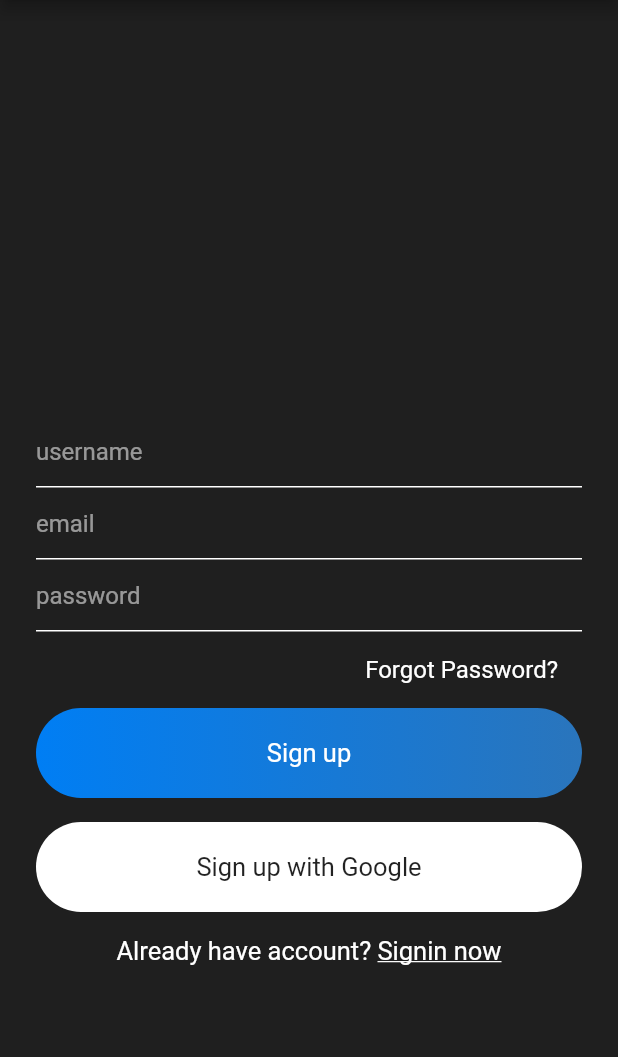
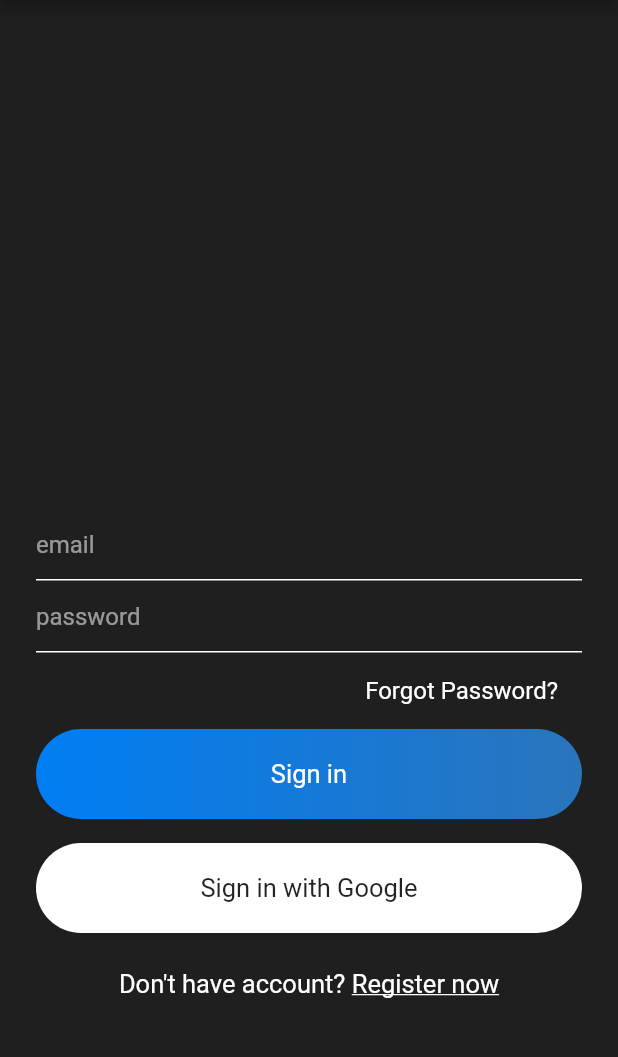
Before and after one commit to learningpocket/Android-app, a Flutter app: the screen it shows after launch, on a phone screen of 412 x 824 dp, the part 84-1141 px from its top. Run offline on Flutter 3.47's test engine with Material 2 defaults, Android fonts, the phone set to English and light mode, and no system bars; our stand-ins replace cloud_firestore, firebase_auth; accounts and stored records are empty.

```diff
--- /dev/null
+++ b/lib/helper/authenticate.dart
@@ -0,0 +1,28 @@
+
+import 'package:chat_app_tutorial/views/signin.dart';
+import 'package:chat_app_tutorial/views/signup.dart';
+import 'package:flutter/material.dart';
+
+class Authenticate extends StatefulWidget {
+  @override
+  _AuthenticateState createState() => _AuthenticateState();
+}
+
+class _AuthenticateState extends State<Authenticate> {
+  bool showSignIn = true;
+
+  void toggleView() {
+    setState(() {
+      showSignIn = !showSignIn;
+    });
+  }
+
+  @override
+  Widget build(BuildContext context) {
+    if (showSignIn) {
+      return SignIn(toggleView);
+    } else {
+      return SignUp(toggleView);
+    }
+  }
+}
--- a/lib/main.dart
+++ b/lib/main.dart
@@ -1,6 +1,8 @@
 
 
-import 'package:chat_app_tutorial/views/signup.dart';
+import 'package:chat_app_tutorial/helper/authenticate.dart';
+import 'package:chat_app_tutorial/views/search.dart';
+
 import 'package:flutter/material.dart';
 
 void main() {
@@ -19,7 +21,7 @@ class MyApp extends StatelessWidget {
         scaffoldBackgroundColor: Color(0xff1F1F1F),
         primarySwatch: Colors.blue,
       ),
-      home: SignUp(),
+      home: Authenticate(),
     );
   }
 }
--- a/lib/views/signin.dart
+++ b/lib/views/signin.dart
@@ -2,6 +2,13 @@ import 'package:chat_app_tutorial/widget/widget.dart';
 import 'package:flutter/material.dart';
 
 class SignIn extends StatefulWidget {
+
+
+  final Function toggleView;
+
+  SignIn(this.toggleView);
+
+
   @override
   _SignInState createState() => _SignInState();
 }
@@ -13,7 +20,7 @@ class _SignInState extends State<SignIn> {
       appBar: appBarMain(context),
        body: SingleChildScrollView(
          child: Container(
-           height: MediaQuery.of(context).size.height - 50,
+           height: MediaQuery.of(context).size.height,
            alignment: Alignment.bottomCenter,
            child: Container(
              padding: EdgeInsets.symmetric(horizontal: 24),
@@ -37,7 +44,11 @@ class _SignInState extends State<SignIn> {
                    ),
                  ),
                  SizedBox(height: 8,),
-                 Container(
+                 GestureDetector(
+                   onTap: (){
+
+                   },
+                   child: Container(
                      alignment: Alignment.center,
                      width: MediaQuery.of(context).size.width,
                      padding: EdgeInsets.symmetric(vertical: 20),
@@ -51,6 +62,7 @@ class _SignInState extends State<SignIn> {
                        borderRadius: BorderRadius.circular(30)
                      ),
                      child: Text("Sign in", style: biggerTextStyle()),
+                   ),
                  ),
                  SizedBox(height: 16,),
                  Container(
@@ -71,11 +83,19 @@ class _SignInState extends State<SignIn> {
                    mainAxisAlignment: MainAxisAlignment.center,
                    children: [
                      Text("Don't have account? ", style: biggerTextStyle(),),
-                     Text("Register now", style: TextStyle(
+                     GestureDetector(
+                       onTap: (){
+                         widget.toggleView();
+                       },
+                       child: Container(
+                         padding: EdgeInsets.symmetric(vertical: 8),
+                         child: Text("Register now", style: TextStyle(
                            color: Colors.white,
                            fontSize: 17,
                            decoration: TextDecoration.underline
                          )),
+                       ),
+                     ),
                    ],
                  ),
                  SizedBox(height: 150,),
```
Also changed, not shown: lib/services/database.dart (added, +15 -0 lines), lib/views/chatrooms.dart (+33 -1 lines), lib/views/search.dart (added, +137 -0 lines), lib/views/signup.dart (+30 -6 lines). Lines whose indentation alone changed are shown as unchanged.
